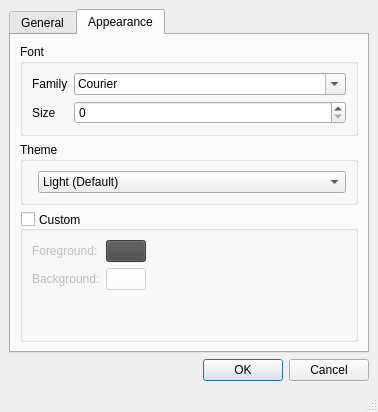
Above: lib/eco/gui/settings.ui from softdevteam/eco before the change. Below: the same form after it.
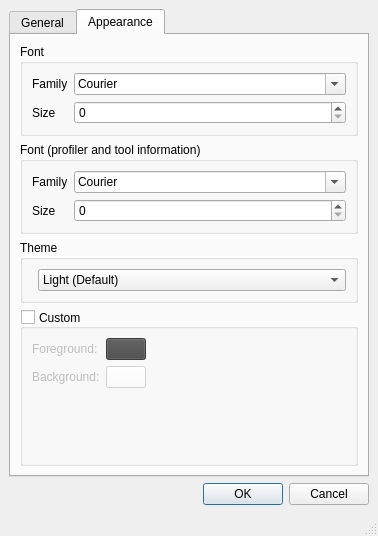
That is the form after the change. Icons and pictures are not drawn.

Commit message: Set tool information font in settings.

The edit to the form file:
```diff
--- a/lib/eco/gui/settings.ui
+++ b/lib/eco/gui/settings.ui
@@ -7,7 +7,7 @@
     <x>0</x>
     <y>0</y>
     <width>378</width>
-    <height>412</height>
+    <height>536</height>
    </rect>
   </property>
   <property name="windowTitle">
@@ -62,7 +62,7 @@
        <attribute name="title">
         <string>Appearance</string>
        </attribute>
-       <layout class="QVBoxLayout" name="verticalLayout" stretch="0,0,1">
+       <layout class="QVBoxLayout" name="verticalLayout" stretch="0,0,0,1">
         <property name="sizeConstraint">
          <enum>QLayout::SetDefaultConstraint</enum>
         </property>
@@ -94,6 +94,48 @@
              <property name="text">
               <string>Size</string>
              </property>
+             <property name="buddy">
+              <cstring>app_fontsize</cstring>
+             </property>
+            </widget>
+           </item>
+          </layout>
+         </widget>
+        </item>
+        <item>
+         <widget class="QGroupBox" name="groupBox">
+          <property name="title">
+           <string>Font (profiler and tool information)</string>
+          </property>
+          <layout class="QFormLayout" name="formLayout_6">
+           <property name="fieldGrowthPolicy">
+            <enum>QFormLayout::AllNonFixedFieldsGrow</enum>
+           </property>
+           <item row="2" column="0">
+            <widget class="QLabel" name="label_7">
+             <property name="text">
+              <string>Size</string>
+             </property>
+             <property name="buddy">
+              <cstring>tool_info_fontsize</cstring>
+             </property>
+            </widget>
+           </item>
+           <item row="2" column="1">
+            <widget class="QSpinBox" name="tool_info_fontsize"/>
+           </item>
+           <item row="1" column="1">
+            <widget class="QFontComboBox" name="tool_info_fontfamily">
+             <property name="fontFilters">
+              <set>QFontComboBox::MonospacedFonts</set>
+             </property>
+            </widget>
+           </item>
+           <item row="1" column="0">
+            <widget class="QLabel" name="label_8">
+             <property name="text">
+              <string>Family</string>
+             </property>
             </widget>
            </item>
           </layout>
```
Left out of the diff: 28 changed lines with no effect on the pictures. The commit also changes 2 other files.
